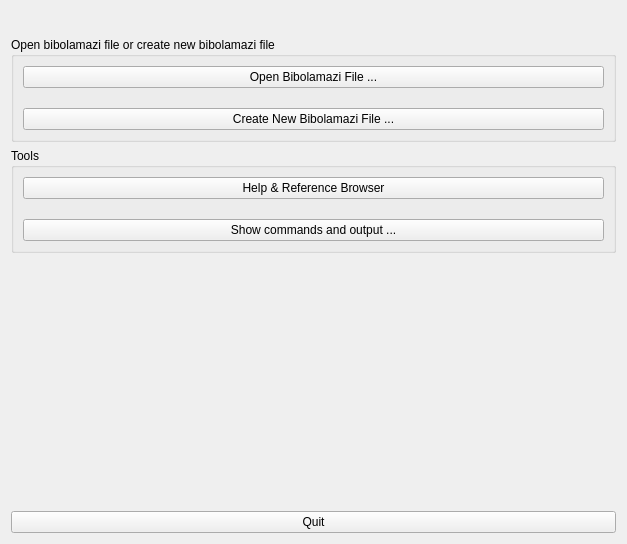
The window that gui/mainwidget.ui (phfaist/bibolamazi) describes before a commit, drawn with Qt 5.
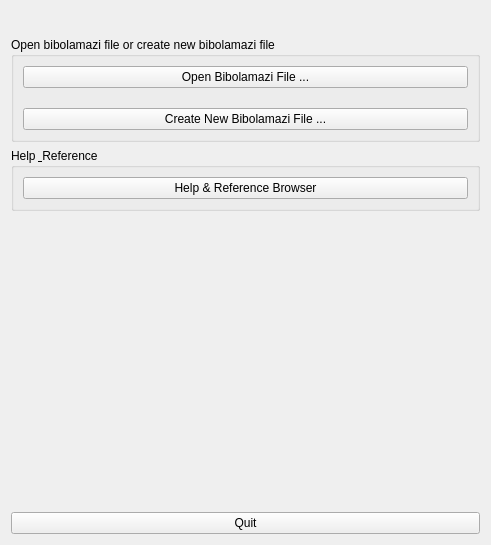
The same window after the commit. Icons and pictures are not drawn.

Diff of the .ui file:
```diff
--- a/gui/mainwidget.ui
+++ b/gui/mainwidget.ui
@@ -6,8 +6,8 @@
    <rect>
     <x>0</x>
     <y>0</y>
-    <width>627</width>
-    <height>544</height>
+    <width>491</width>
+    <height>545</height>
    </rect>
   </property>
   <property name="windowTitle">
@@ -86,7 +86,7 @@
    <item>
     <widget class="QGroupBox" name="groupBox_2">
      <property name="title">
-      <string>Tools</string>
+      <string>Help &amp; Reference</string>
      </property>
      <layout class="QVBoxLayout" name="verticalLayout_2">
       <property name="spacing">
@@ -99,13 +99,6 @@
         </property>
        </widget>
       </item>
-      <item>
-       <widget class="QPushButton" name="btnCommandsOutput">
-        <property name="text">
-         <string>Show commands and output ...</string>
-        </property>
-       </widget>
-      </item>
      </layout>
     </widget>
    </item>
```
